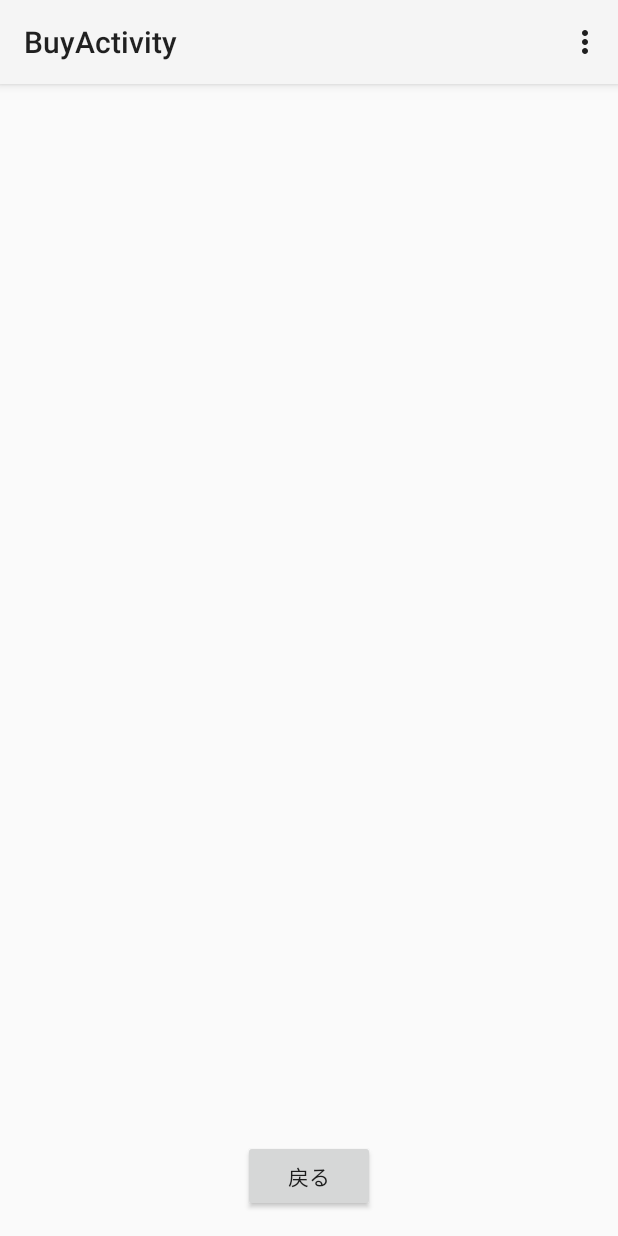
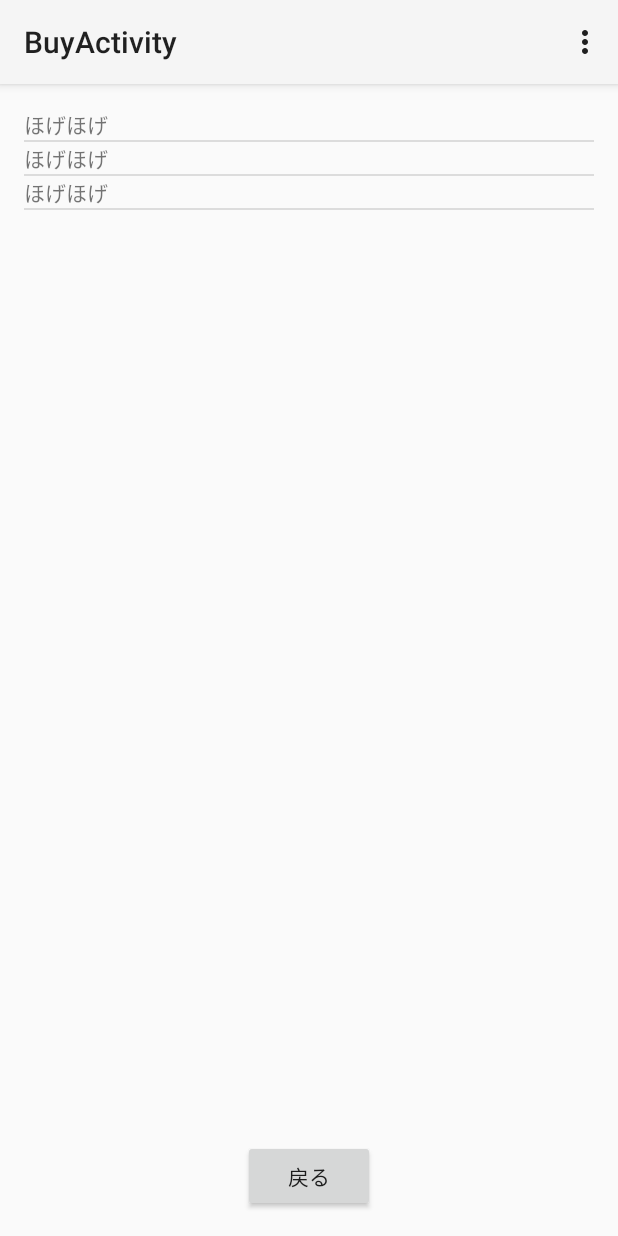
Before and after one commit to matsumatsu20/Furin, an Android app: the BuyActivity screen opened directly, with no data from a screen before it, on a phone screen of 412 x 824 dp. Run offline under Robolectric (Android 15) with nearby library versions, the phone set to English and light mode, and no system bars; our stand-ins replace ButterKnife.

Commit message:
ひとまずリストは出せるように鳴った

```diff
--- a/app/src/main/java/com/mikazuki/android/furin/BuyActivity.java
+++ b/app/src/main/java/com/mikazuki/android/furin/BuyActivity.java
@@ -1,20 +1,59 @@
 package com.mikazuki.android.furin;
 
 import android.app.Activity;
+import android.app.LauncherActivity;
+import android.app.ListActivity;
 import android.os.Bundle;
 import android.view.Menu;
 import android.view.MenuItem;
+import android.view.View;
+import android.widget.ArrayAdapter;
+import android.widget.Button;
+import android.widget.ListView;
+import android.widget.TextView;
 
+import com.mikazuki.android.furin.entity.FurinList;
+import com.mikazuki.android.furin.tools.FurinListAdapter;
+
+import java.util.List;
+
+import butterknife.Bind;
 import butterknife.ButterKnife;
 import butterknife.OnClick;
 
 public class BuyActivity extends Activity {
+
+    ListView mListView;
+    FurinList hurinList = new FurinList(1, "ほげほげ");
+
+    List<FurinList> hogeItems = java.util.Arrays.asList(hurinList,hurinList,hurinList);;
 
     @Override
     protected void onCreate(Bundle savedInstanceState) {
         super.onCreate(savedInstanceState);
         setContentView(R.layout.activity_buy);
         ButterKnife.bind(this);
+
+        List<FurinList> items = hogeItems;
+
+//        ArrayAdapter<FurinList> adapter = new ArrayAdapter<FurinList>(this, R.layout.list_item);
+//        adapter.add(hurinList);
+//        adapter.add(hurinList);
+//        adapter.add(hurinList);
+
+
+
+        ListView mListView = (ListView)this.findViewById(R.id.list);
+
+        FurinListAdapter mmadapter = new FurinListAdapter(this, items);
+
+        mListView.setAdapter(mmadapter);
+
+
+
+        //mListView.setAdapter(adapter);
+
+        //setListAdapter(new FurinListAdapter(this, items));
     }
 
     @Override
--- a/app/src/main/java/com/mikazuki/android/furin/MainActivity.java
+++ b/app/src/main/java/com/mikazuki/android/furin/MainActivity.java
@@ -1,6 +1,7 @@
 package com.mikazuki.android.furin;
 
 import android.app.Activity;
+import android.app.ListActivity;
 import android.content.Context;
 import android.content.Intent;
 import android.media.AudioManager;
--- a/app/src/main/java/com/mikazuki/android/furin/tools/FurinListAdapter.java
+++ b/app/src/main/java/com/mikazuki/android/furin/tools/FurinListAdapter.java
@@ -8,19 +8,23 @@ import android.view.ViewGroup;
 import android.widget.BaseAdapter;
 import android.widget.TextView;
 
+import com.mikazuki.android.furin.R;
 import com.mikazuki.android.furin.entity.FurinList;
 
 import java.util.List;
+
+import butterknife.Bind;
+import butterknife.ButterKnife;
 
 /**
  * Created by matsuMac on 2015/08/10.
  */
 public class FurinListAdapter extends BaseAdapter {
-    private LayoutInflater mLayoutInflater;
-    private Context mContext;
-    private List<FurinList> mItems;
+    public LayoutInflater mLayoutInflater;
+    public Context mContext;
+    public List<FurinList> mItems;
 
-    FurinListAdapter(Context context, List<FurinList> items) {
+    public FurinListAdapter(Context context, List<FurinList> items) {
         mContext = context;
         mItems = items;
         mLayoutInflater = LayoutInflater.from(context);
@@ -43,14 +47,28 @@ public class FurinListAdapter extends BaseAdapter {
 
     @Override
     public View getView(int position, View convertView, ViewGroup parent) {
+        ViewHolder holder;
         if(convertView == null) {
-            convertView = mLayoutInflater.inflate(android.R.layout.list_content, parent,false);
+            convertView = mLayoutInflater.inflate(R.layout.list_item, parent,false);
+            holder = new ViewHolder(convertView);
+            convertView.setTag(holder);
+        } else {
+            holder = (ViewHolder) convertView.getTag();
         }
 
         FurinList item = mItems.get(position);
 
-        ((TextView)convertView).setText(item.getName());
+        holder.userName.setText(item.getName());
 
         return convertView;
     }
+
+    static class ViewHolder {
+        @Bind(R.id.userName)
+        TextView userName;
+
+        public ViewHolder(View view) {
+            ButterKnife.bind(this, view);
+        }
+    }
 }
--- a/app/src/main/res/layout/activity_buy.xml
+++ b/app/src/main/res/layout/activity_buy.xml
@@ -17,7 +17,7 @@
     <ListView
         android:layout_width="wrap_content"
         android:layout_height="wrap_content"
-        android:id="@+id/listView"
+        android:id="@+id/list"
         android:layout_alignParentTop="true"
         android:layout_centerHorizontal="true"
         android:layout_above="@+id/button2"
--- /dev/null
+++ b/app/src/main/res/layout/list_item.xml
@@ -0,0 +1,7 @@
+<?xml version="1.0" encoding="utf-8"?>
+<TextView
+    android:id="@+id/userName"
+    android:layout_width="wrap_content"
+    android:layout_height="wrap_content"
+    xmlns:android="http://schemas.android.com/apk/res/android">
+</TextView>
```
